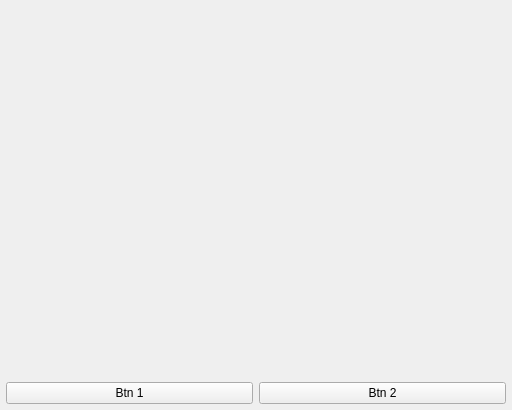
Above: src/mainwindow.ui from picosaur/Mondroid before the change. Below: the same form after it.
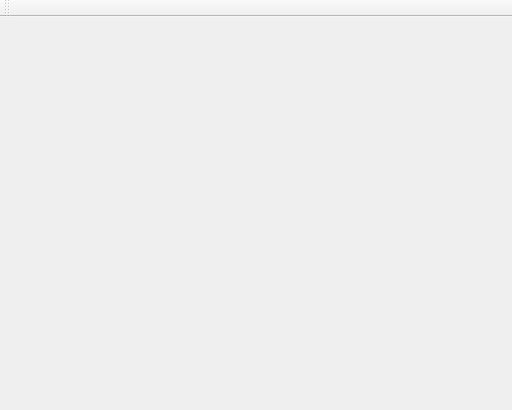
That is the form after the change. Icons and pictures are not drawn.

Diff of the .ui file:
```diff
--- a/src/mainwindow.ui
+++ b/src/mainwindow.ui
@@ -34,52 +34,19 @@
     <property name="bottomMargin">
      <number>6</number>
     </property>
-    <item>
-     <layout class="QVBoxLayout" name="layBottom">
-      <property name="spacing">
-       <number>0</number>
-      </property>
-      <item>
-       <widget class="QLabel" name="screen">
-        <property name="sizePolicy">
-         <sizepolicy hsizetype="MinimumExpanding" vsizetype="MinimumExpanding">
-          <horstretch>0</horstretch>
-          <verstretch>0</verstretch>
-         </sizepolicy>
-        </property>
-        <property name="scaledContents">
-         <bool>false</bool>
-        </property>
-        <property name="alignment">
-         <set>Qt::AlignmentFlag::AlignLeading|Qt::AlignmentFlag::AlignLeft|Qt::AlignmentFlag::AlignTop</set>
-        </property>
-       </widget>
-      </item>
-      <item>
-       <layout class="QHBoxLayout" name="btnBottom">
-        <property name="topMargin">
-         <number>6</number>
-        </property>
-        <item>
-         <widget class="QPushButton" name="pushButton">
-          <property name="text">
-           <string>Btn 1</string>
-          </property>
-         </widget>
-        </item>
-        <item>
-         <widget class="QPushButton" name="pushButton_2">
-          <property name="text">
-           <string>Btn 2</string>
-          </property>
-         </widget>
-        </item>
-       </layout>
-      </item>
-     </layout>
-    </item>
    </layout>
   </widget>
+  <widget class="QToolBar" name="toolBar">
+   <property name="windowTitle">
+    <string>toolBar</string>
+   </property>
+   <attribute name="toolBarArea">
+    <enum>TopToolBarArea</enum>
+   </attribute>
+   <attribute name="toolBarBreak">
+    <bool>false</bool>
+   </attribute>
+  </widget>
  </widget>
  <layoutdefault spacing="6" margin="11"/>
  <resources>
```
